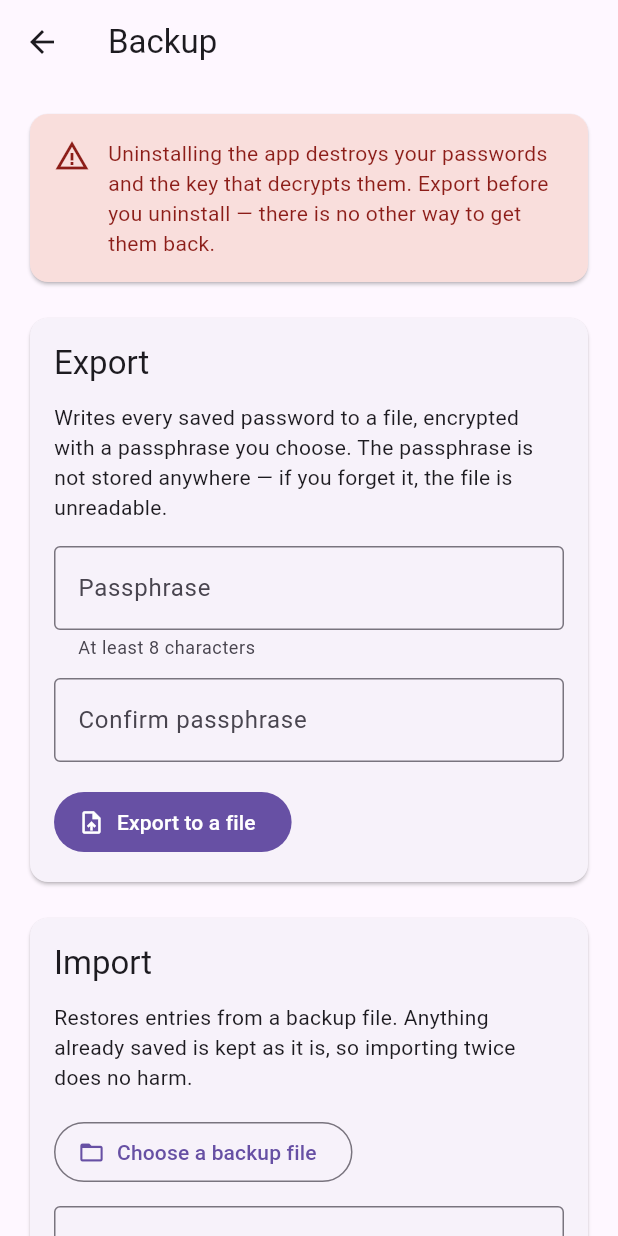
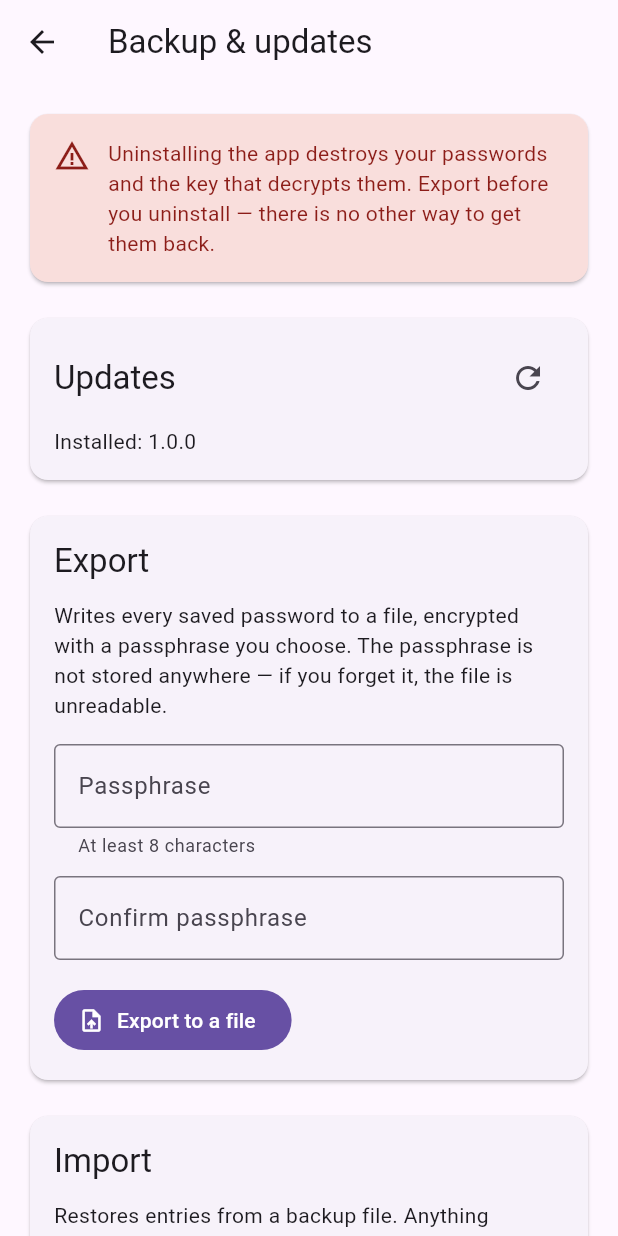
Before and after one commit to aaqilmodak29/password-generator, a Flutter app: the BackupPage screen opened directly, on a phone screen of 412 x 824 dp. Run offline on Flutter 3.47's test engine with Material 3 defaults, Android fonts, the phone set to English and light mode, and no system bars; our stand-ins replace file_picker, flutter_secure_storage, local_auth, open_filex, package_info_plus, sqflite_sqlcipher; missing offline and left inert: cryptography, file_saver; accounts and stored records are empty; network calls fail.

Commit message:
feat(release): signed releases and an in-app updater (#3)
Updating meant building an APK and copying it to the phone by hand. This makes
a version tag the whole mechanism: push `v1.1.0`, CI builds and publishes a
signed APK, and the app offers it the next time the More tab is opened.

Three things had to change together, because each is useless without the
others.

**A stable signing key.** Release builds were signed with Flutter's debug key,
which is generated per machine — so an update could only ever come from the one
computer that built the original. Gradle now reads android/key.properties,
which is gitignored and written by CI from repository secrets. A clone without
it still builds, falling back to the debug key with a warning, so a fresh
checkout is not broken; the release workflow refuses outright, and additionally
inspects the finished APK's certificate, because a debug-signed release would
look fine right up until it would not install.

**A real application id.** com.example.password_generator was the Flutter
placeholder. The id is permanent identity on Android — changing it later means
a second, unrelated app — so it becomes com.aaqilmodak.passwordgenerator now,
while a reinstall is already unavoidable, rather than never. The Kotlin source
moved to match and the manifest's hardcoded activity name with it. The user
visible label is now "Password Generator" rather than "password_generator".

**The updater.** Polls the latest release, compares versions numerically, and
hands the APK to the system installer. Numerically matters: as strings "1.10.0"
sorts below "1.9.0", which is precisely when updates would silently stop being
offered, so it is tested. GitHub's generated notes are written for a web page —
one bullet per PR, each trailing "by @someone in <url>" — so they are reduced
to the human half of each line rather than rendered as a wall of URLs.

REQUEST_INSTALL_PACKAGES is required for the handoff; without it the app can
only tell you to go and download the file yourself.

Note this is the change that requires the uninstall. The new application id and
the new signing key both mean the release cannot install over the existing
debug build. Export from the Backup tab first — that is what the previous
change is for.

```diff
--- /dev/null
+++ b/lib/components/update_section.dart
@@ -0,0 +1,147 @@
+import 'package:flutter/material.dart';
+
+import 'package:password_generator/services/updater.dart';
+
+/// Shows the running version and offers the newer one when there is one.
+///
+/// Checks once when it first appears rather than behind a button: an update
+/// nobody thinks to look for is an update nobody installs.
+class UpdateSection extends StatefulWidget {
+  const UpdateSection({super.key});
+
+  @override
+  State<UpdateSection> createState() => _UpdateSectionState();
+}
+
+class _UpdateSectionState extends State<UpdateSection> {
+  final _updater = Updater();
+
+  @override
+  void initState() {
+    super.initState();
+    // Quiet: a failed check on a phone with no signal should not open with an
+    // error about GitHub.
+    _updater.check();
+  }
+
+  @override
+  void dispose() {
+    _updater.dispose();
+    super.dispose();
+  }
+
+  @override
+  Widget build(BuildContext context) {
+    final theme = Theme.of(context);
+
+    return AnimatedBuilder(
+      animation: _updater,
+      builder: (context, _) {
+        final release = _updater.release;
+        final status = _updater.status;
+
+        return Card(
+          child: Padding(
+            padding: const EdgeInsets.all(16),
+            child: Column(
+              crossAxisAlignment: CrossAxisAlignment.start,
+              children: [
+                Row(
+                  children: [
+                    Text('Updates', style: theme.textTheme.titleLarge),
+                    const Spacer(),
+                    if (status == UpdateStatus.checking)
+                      const SizedBox(
+                        width: 16,
+                        height: 16,
+                        child: CircularProgressIndicator(strokeWidth: 2),
+                      )
+                    else if (status != UpdateStatus.downloading)
+                      IconButton(
+                        tooltip: 'Check again',
+                        icon: const Icon(Icons.refresh),
+                        onPressed: () => _updater.check(quiet: false),
+                      ),
+                  ],
+                ),
+                const SizedBox(height: 8),
+
+                if (_updater.currentVersion.isNotEmpty)
+                  Text(
+                    'Installed: ${_updater.currentVersion}',
+                    style: theme.textTheme.bodyMedium,
+                  ),
+
+                if (status == UpdateStatus.available && release != null) ...[
+                  const SizedBox(height: 12),
+                  Text(
+                    'Version ${release.version} is available',
+                    style: theme.textTheme.titleMedium?.copyWith(
+                      color: theme.colorScheme.primary,
+                    ),
+                  ),
+                  ...Updater.summarise(release.notes).map(
+                    (line) => Padding(
+                      padding: const EdgeInsets.only(top: 6),
+                      child: Text('• $line'),
+                    ),
+                  ),
+                  const SizedBox(height: 12),
+                  if (Updater.canSelfInstall)
+                    FilledButton.icon(
+                      onPressed: _updater.downloadAndInstall,
+                      icon: const Icon(Icons.system_update),
+                      label: Text(
+                        release.apkBytes > 0
+                            ? 'Download and install '
+                                '(${(release.apkBytes / (1024 * 1024)).toStringAsFixed(1)} MB)'
+                            : 'Download and install',
+                      ),
+                    )
+                  else
+                    // Nothing here can install a package, so say where to get
+                    // it rather than offering a button that cannot work.
+                    SelectableText(
+                      'Download it from ${Updater.releasesPage}',
+                      style: theme.textTheme.bodySmall,
+                    ),
+                ],
+
+                if (status == UpdateStatus.downloading) ...[
+                  const SizedBox(height: 12),
+                  LinearProgressIndicator(value: _updater.progress),
+                  const SizedBox(height: 6),
+                  Text('Downloading… ${(_updater.progress * 100).round()}%'),
+                ],
+
+                if (_updater.message != null) ...[
+                  const SizedBox(height: 8),
+                  Text(
+                    _updater.message!,
+                    style: theme.textTheme.bodySmall?.copyWith(
+                      color: status == UpdateStatus.failed
+                          ? theme.colorScheme.error
+                          : theme.colorScheme.onSurfaceVariant,
+                    ),
+                  ),
+                ],
+
+                if (status == UpdateStatus.failed &&
+                    _updater.progress == 1) ...[
+                  const SizedBox(height: 8),
+                  // The download succeeded; only the handoff to the installer
+                  // failed, usually because the install permission was refused.
+                  // Re-opening the file is all that is needed once granted.
+                  OutlinedButton(
+                    onPressed: _updater.retryInstall,
+                    child: const Text('Open the installer again'),
+                  ),
+                ],
+              ],
+            ),
+          ),
+        );
+      },
+    );
+  }
+}
--- a/lib/pages/backup_page.dart
+++ b/lib/pages/backup_page.dart
@@ -5,6 +5,7 @@ import 'package:file_picker/file_picker.dart';
 import 'package:file_saver/file_saver.dart';
 import 'package:flutter/material.dart';
 
+import 'package:password_generator/components/update_section.dart';
 import 'package:password_generator/services/backup_service.dart';
 import 'package:password_generator/services/local_storage_service.dart';
 
@@ -148,7 +149,7 @@ class _BackupPageState extends State<BackupPage> {
     final theme = Theme.of(context);
 
     return Scaffold(
-      appBar: AppBar(title: const Text('Backup')),
+      appBar: AppBar(title: const Text('Backup & updates')),
       body: AbsorbPointer(
         absorbing: _busy,
         child: ListView(
@@ -177,6 +178,8 @@ class _BackupPageState extends State<BackupPage> {
                 ),
               ),
             ),
+            const SizedBox(height: 16),
+            const UpdateSection(),
             const SizedBox(height: 16),
 
             _section(
--- a/lib/pages/home_nav.dart
+++ b/lib/pages/home_nav.dart
@@ -39,8 +39,8 @@ class _HomeNavState extends State<HomeNav> {
             label: 'Passwords',
           ),
           BottomNavigationBarItem(
-            icon: Icon(Icons.backup),
-            label: 'Backup',
+            icon: Icon(Icons.settings),
+            label: 'More',
           ),
         ],
       ),
--- a/pubspec.yaml
+++ b/pubspec.yaml
@@ -46,6 +46,8 @@ dependencies:
   file_saver: ^0.3.1
   file_picker: ^11.0.3
   path: ^1.9.1
+  package_info_plus: ^9.0.1
+  open_filex: ^4.7.0
 
 dev_dependencies:
   flutter_test:
```
Also changed, not shown: lib/services/updater.dart (added, +295 -0 lines), pubspec.lock, 9 other files.
